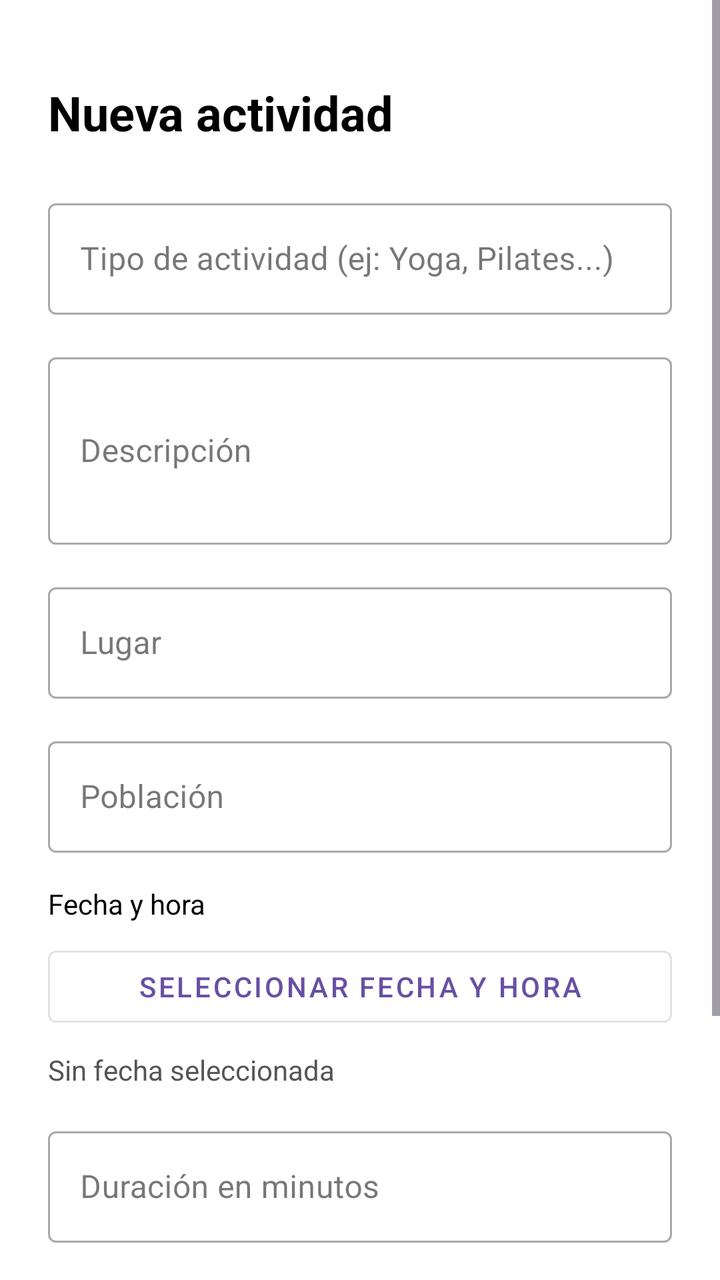
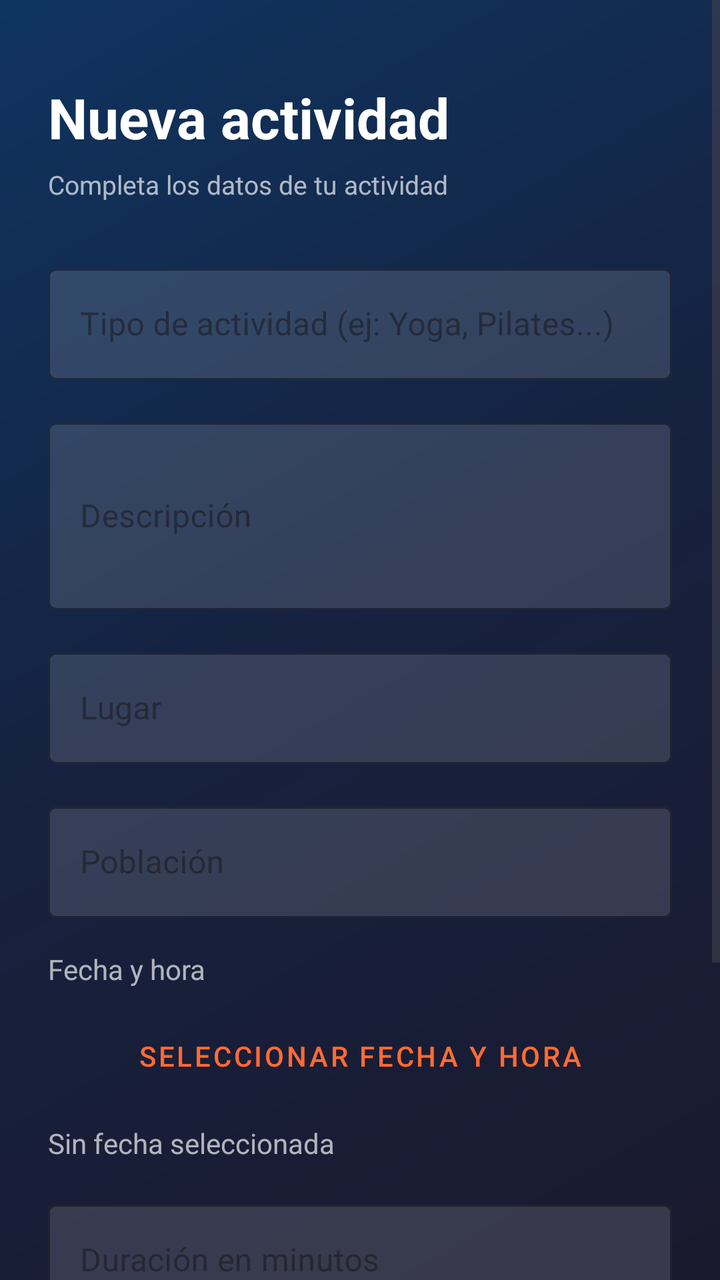

An Android layout rendered at two revisions. The XML below is the earlier revision; the diff shows what the commit changed to produce the second picture.
<!-- AndroidManifest.xml: application theme Theme.SportConnect -->
<!-- res/layout/activity_crear_actividad.xml -->
<?xml version="1.0" encoding="utf-8"?>
<ScrollView xmlns:android="http://schemas.android.com/apk/res/android"
    android:layout_width="match_parent"
    android:layout_height="match_parent"
    android:background="@color/white">

    <LinearLayout
        android:layout_width="match_parent"
        android:layout_height="wrap_content"
        android:orientation="vertical"
        android:padding="24dp">

        <TextView
            android:layout_width="wrap_content"
            android:layout_height="wrap_content"
            android:text="Nueva actividad"
            android:textSize="24sp"
            android:textStyle="bold"
            android:textColor="@color/black"
            android:layout_marginTop="16dp"
            android:layout_marginBottom="24dp" />

        <com.google.android.material.textfield.TextInputLayout
            android:layout_width="match_parent"
            android:layout_height="wrap_content"
            android:hint="Tipo de actividad (ej: Yoga, Pilates...)"
            style="@style/Widget.MaterialComponents.TextInputLayout.OutlinedBox"
            android:layout_marginBottom="16dp">

            <com.google.android.material.textfield.TextInputEditText
                android:id="@+id/etTipo"
                android:layout_width="match_parent"
                android:layout_height="wrap_content"
                android:inputType="textCapSentences"
                android:maxLines="1" />

        </com.google.android.material.textfield.TextInputLayout>

        <com.google.android.material.textfield.TextInputLayout
            android:layout_width="match_parent"
            android:layout_height="wrap_content"
            android:hint="Descripción"
            style="@style/Widget.MaterialComponents.TextInputLayout.OutlinedBox"
            android:layout_marginBottom="16dp">

            <com.google.android.material.textfield.TextInputEditText
                android:id="@+id/etDescripcion"
                android:layout_width="match_parent"
                android:layout_height="wrap_content"
                android:inputType="textMultiLine"
                android:minLines="3"
                android:maxLines="5" />

        </com.google.android.material.textfield.TextInputLayout>

        <com.google.android.material.textfield.TextInputLayout
            android:layout_width="match_parent"
            android:layout_height="wrap_content"
            android:hint="Lugar"
            style="@style/Widget.MaterialComponents.TextInputLayout.OutlinedBox"
            android:layout_marginBottom="16dp">

            <com.google.android.material.textfield.TextInputEditText
                android:id="@+id/etLugar"
                android:layout_width="match_parent"
                android:layout_height="wrap_content"
                android:inputType="textCapSentences"
                android:maxLines="1" />

        </com.google.android.material.textfield.TextInputLayout>

        <com.google.android.material.textfield.TextInputLayout
            android:layout_width="match_parent"
            android:layout_height="wrap_content"
            android:hint="Población"
            style="@style/Widget.MaterialComponents.TextInputLayout.OutlinedBox"
            android:layout_marginBottom="16dp">

            <com.google.android.material.textfield.TextInputEditText
                android:id="@+id/etPoblacion"
                android:layout_width="match_parent"
                android:layout_height="wrap_content"
                android:inputType="textCapSentences"
                android:maxLines="1" />

        </com.google.android.material.textfield.TextInputLayout>

        
        <TextView
            android:layout_width="match_parent"
            android:layout_height="wrap_content"
            android:text="Fecha y hora"
            android:textSize="14sp"
            android:textColor="@color/black"
            android:layout_marginBottom="8dp" />

        <com.google.android.material.button.MaterialButton
            android:id="@+id/btnSeleccionarFecha"
            android:layout_width="match_parent"
            android:layout_height="wrap_content"
            android:text="Seleccionar fecha y hora"
            style="@style/Widget.MaterialComponents.Button.OutlinedButton"
            android:layout_marginBottom="8dp" />

        <TextView
            android:id="@+id/tvFechaSeleccionada"
            android:layout_width="match_parent"
            android:layout_height="wrap_content"
            android:text="Sin fecha seleccionada"
            android:textSize="14sp"
            android:textColor="#555555"
            android:layout_marginBottom="16dp" />

        <com.google.android.material.textfield.TextInputLayout
            android:layout_width="match_parent"
            android:layout_height="wrap_content"
            android:hint="Duración en minutos"
            style="@style/Widget.MaterialComponents.TextInputLayout.OutlinedBox"
            android:layout_marginBottom="16dp">

            <com.google.android.material.textfield.TextInputEditText
                android:id="@+id/etDuracion"
                android:layout_width="match_parent"
                android:layout_height="wrap_content"
                android:inputType="number"
                android:maxLines="1" />

        </com.google.android.material.textfield.TextInputLayout>

        <com.google.android.material.textfield.TextInputLayout
            android:layout_width="match_parent"
            android:layout_height="wrap_content"
            android:hint="Número máximo de participantes"
            style="@style/Widget.MaterialComponents.TextInputLayout.OutlinedBox"
            android:layout_marginBottom="24dp">

            <com.google.android.material.textfield.TextInputEditText
                android:id="@+id/etMaxParticipantes"
                android:layout_width="match_parent"
                android:layout_height="wrap_content"
                android:inputType="number"
                android:maxLines="1" />

        </com.google.android.material.textfield.TextInputLayout>

        <com.google.android.material.button.MaterialButton
            android:id="@+id/btnPublicar"
            android:layout_width="match_parent"
            android:layout_height="wrap_content"
            android:text="Publicar actividad"
            android:layout_marginBottom="12dp" />

        <TextView
            android:id="@+id/tvError"
            android:layout_width="match_parent"
            android:layout_height="wrap_content"
            android:textColor="#D32F2F"
            android:textAlignment="center"
            android:layout_marginTop="8dp"
            android:visibility="gone" />

        <ProgressBar
            android:id="@+id/progressBar"
            android:layout_width="wrap_content"
            android:layout_height="wrap_content"
            android:layout_gravity="center"
            android:layout_marginTop="8dp"
            android:visibility="gone" />

    </LinearLayout>
</ScrollView>
<!-- resources referenced by this layout -->
<resources>
  <color name="black">#FF000000</color>
  <color name="white">#FFFFFFFF</color>
  <style name="Theme.SportConnect" parent="Base.Theme.SportConnect" />
  <style name="Base.Theme.SportConnect" parent="Theme.Material3.DayNight.NoActionBar">
          
          
      </style>
</resources>

<!-- the commit's change to res/layout/activity_crear_actividad.xml (unified diff, before → after) -->
@@ -1,8 +1,9 @@
 <?xml version="1.0" encoding="utf-8"?>
 <ScrollView xmlns:android="http://schemas.android.com/apk/res/android"
+    xmlns:app="http://schemas.android.com/apk/res-auto"
     android:layout_width="match_parent"
     android:layout_height="match_parent"
-    android:background="@color/white">
+    android:background="@drawable/gradient_background">
 
     <LinearLayout
         android:layout_width="match_parent"
@@ -14,17 +15,28 @@
             android:layout_width="wrap_content"
             android:layout_height="wrap_content"
             android:text="Nueva actividad"
-            android:textSize="24sp"
+            android:textSize="28sp"
             android:textStyle="bold"
-            android:textColor="@color/black"
+            android:textColor="#FFFFFF"
             android:layout_marginTop="16dp"
-            android:layout_marginBottom="24dp" />
+            android:layout_marginBottom="6dp" />
+
+        <TextView
+            android:layout_width="wrap_content"
+            android:layout_height="wrap_content"
+            android:text="Completa los datos de tu actividad"
+            android:textSize="13sp"
+            android:textColor="#AAFFFFFF"
+            android:layout_marginBottom="28dp" />
 
         <com.google.android.material.textfield.TextInputLayout
             android:layout_width="match_parent"
             android:layout_height="wrap_content"
             android:hint="Tipo de actividad (ej: Yoga, Pilates...)"
             style="@style/Widget.MaterialComponents.TextInputLayout.OutlinedBox"
+            app:hintTextColor="#FFFFFF"
+            app:boxStrokeColor="#FF6B35"
+            app:boxBackgroundColor="#22FFFFFF"
             android:layout_marginBottom="16dp">
 
             <com.google.android.material.textfield.TextInputEditText
@@ -32,7 +44,9 @@
                 android:layout_width="match_parent"
                 android:layout_height="wrap_content"
                 android:inputType="textCapSentences"
-                android:maxLines="1" />
+                android:maxLines="1"
+                android:textColor="#FFFFFF"
+                android:textColorHint="#88FFFFFF" />
 
         </com.google.android.material.textfield.TextInputLayout>
 
@@ -41,6 +55,9 @@
             android:layout_height="wrap_content"
             android:hint="Descripción"
             style="@style/Widget.MaterialComponents.TextInputLayout.OutlinedBox"
+            app:hintTextColor="#FFFFFF"
+            app:boxStrokeColor="#FF6B35"
+            app:boxBackgroundColor="#22FFFFFF"
             android:layout_marginBottom="16dp">
 
             <com.google.android.material.textfield.TextInputEditText
@@ -49,7 +66,9 @@
                 android:layout_height="wrap_content"
                 android:inputType="textMultiLine"
                 android:minLines="3"
-                android:maxLines="5" />
+                android:maxLines="5"
+                android:textColor="#FFFFFF"
+                android:textColorHint="#88FFFFFF" />
 
         </com.google.android.material.textfield.TextInputLayout>
 
@@ -58,6 +77,9 @@
             android:layout_height="wrap_content"
             android:hint="Lugar"
             style="@style/Widget.MaterialComponents.TextInputLayout.OutlinedBox"
+            app:hintTextColor="#FFFFFF"
+            app:boxStrokeColor="#FF6B35"
+            app:boxBackgroundColor="#22FFFFFF"
             android:layout_marginBottom="16dp">
 
             <com.google.android.material.textfield.TextInputEditText
@@ -65,7 +87,9 @@
                 android:layout_width="match_parent"
                 android:layout_height="wrap_content"
                 android:inputType="textCapSentences"
-                android:maxLines="1" />
+                android:maxLines="1"
+                android:textColor="#FFFFFF"
+                android:textColorHint="#88FFFFFF" />
 
         </com.google.android.material.textfield.TextInputLayout>
 
@@ -74,6 +98,9 @@
             android:layout_height="wrap_content"
             android:hint="Población"
             style="@style/Widget.MaterialComponents.TextInputLayout.OutlinedBox"
+            app:hintTextColor="#FFFFFF"
+            app:boxStrokeColor="#FF6B35"
+            app:boxBackgroundColor="#22FFFFFF"
             android:layout_marginBottom="16dp">
 
             <com.google.android.material.textfield.TextInputEditText
@@ -81,7 +108,9 @@
                 android:layout_width="match_parent"
                 android:layout_height="wrap_content"
                 android:inputType="textCapSentences"
-                android:maxLines="1" />
+                android:maxLines="1"
+                android:textColor="#FFFFFF"
+                android:textColorHint="#88FFFFFF" />
 
         </com.google.android.material.textfield.TextInputLayout>
 
@@ -91,15 +120,20 @@
             android:layout_height="wrap_content"
             android:text="Fecha y hora"
             android:textSize="14sp"
-            android:textColor="@color/black"
+            android:textColor="#AAFFFFFF"
             android:layout_marginBottom="8dp" />
 
         <com.google.android.material.button.MaterialButton
             android:id="@+id/btnSeleccionarFecha"
             android:layout_width="match_parent"
-            android:layout_height="wrap_content"
+            android:layout_height="52dp"
             android:text="Seleccionar fecha y hora"
+            android:textColor="#FF6B35"
+            android:backgroundTint="@null"
+            android:background="@android:color/transparent"
             style="@style/Widget.MaterialComponents.Button.OutlinedButton"
+            app:strokeColor="#FF6B35"
+            app:strokeWidth="2dp"
             android:layout_marginBottom="8dp" />
 
         <TextView
@@ -108,7 +142,7 @@
             android:layout_height="wrap_content"
             android:text="Sin fecha seleccionada"
             android:textSize="14sp"
-            android:textColor="#555555"
+            android:textColor="#AAFFFFFF"
             android:layout_marginBottom="16dp" />
 
         <com.google.android.material.textfield.TextInputLayout
@@ -116,6 +150,9 @@
             android:layout_height="wrap_content"
             android:hint="Duración en minutos"
             style="@style/Widget.MaterialComponents.TextInputLayout.OutlinedBox"
+            app:hintTextColor="#FFFFFF"
+            app:boxStrokeColor="#FF6B35"
+            app:boxBackgroundColor="#22FFFFFF"
             android:layout_marginBottom="16dp">
 
             <com.google.android.material.textfield.TextInputEditText
@@ -123,7 +160,9 @@
                 android:layout_width="match_parent"
                 android:layout_height="wrap_content"
                 android:inputType="number"
-                android:maxLines="1" />
+                android:maxLines="1"
+                android:textColor="#FFFFFF"
+                android:textColorHint="#88FFFFFF" />
 
         </com.google.android.material.textfield.TextInputLayout>
 
@@ -132,6 +171,9 @@
             android:layout_height="wrap_content"
             android:hint="Número máximo de participantes"
             style="@style/Widget.MaterialComponents.TextInputLayout.OutlinedBox"
+            app:hintTextColor="#FFFFFF"
+            app:boxStrokeColor="#FF6B35"
+            app:boxBackgroundColor="#22FFFFFF"
             android:layout_marginBottom="24dp">
 
             <com.google.android.material.textfield.TextInputEditText
@@ -139,22 +181,29 @@
                 android:layout_width="match_parent"
                 android:layout_height="wrap_content"
                 android:inputType="number"
-                android:maxLines="1" />
+                android:maxLines="1"
+                android:textColor="#FFFFFF"
+                android:textColorHint="#88FFFFFF" />
 
         </com.google.android.material.textfield.TextInputLayout>
 
         <com.google.android.material.button.MaterialButton
             android:id="@+id/btnPublicar"
             android:layout_width="match_parent"
-            android:layout_height="wrap_content"
+            android:layout_height="56dp"
             android:text="Publicar actividad"
+            android:textSize="16sp"
+            android:textStyle="bold"
+            android:textColor="#FFFFFF"
+            android:backgroundTint="@null"
+            android:background="@drawable/button_gradient"
             android:layout_marginBottom="12dp" />
 
         <TextView
             android:id="@+id/tvError"
             android:layout_width="match_parent"
             android:layout_height="wrap_content"
-            android:textColor="#D32F2F"
+            android:textColor="#FF6B6B"
             android:textAlignment="center"
             android:layout_marginTop="8dp"
             android:visibility="gone" />
@@ -165,6 +214,7 @@
             android:layout_height="wrap_content"
             android:layout_gravity="center"
             android:layout_marginTop="8dp"
+            android:indeterminateTint="#FF6B35"
             android:visibility="gone" />
 
     </LinearLayout>
<!-- resource entries referenced after the edit -->
@@ -1,7 +1,32 @@
 <!-- resources referenced by this layout -->
 <resources>
-  <color name="black">#FF000000</color>
-  <color name="white">#FFFFFFFF</color>
+  <!-- drawable button_gradient (drawable) -->
+  <?xml version="1.0" encoding="utf-8"?>
+  <shape xmlns:android="http://schemas.android.com/apk/res/android"
+      android:shape="rectangle">
+  
+      <gradient
+          android:startColor="#FF6B35"
+          android:endColor="#F7C59F"
+          android:angle="135"
+          android:type="linear" />
+  
+      <corners android:radius="12dp" />
+  
+  </shape>
+  <!-- drawable gradient_background (drawable) -->
+  <?xml version="1.0" encoding="utf-8"?>
+  <shape xmlns:android="http://schemas.android.com/apk/res/android"
+      android:shape="rectangle">
+  
+      <gradient
+          android:startColor="#1A1A2E"
+          android:centerColor="#16213E"
+          android:endColor="#0F3460"
+          android:angle="135"
+          android:type="linear" />
+  
+  </shape>
   <style name="Theme.SportConnect" parent="Base.Theme.SportConnect" />
   <style name="Base.Theme.SportConnect" parent="Theme.Material3.DayNight.NoActionBar">
           
